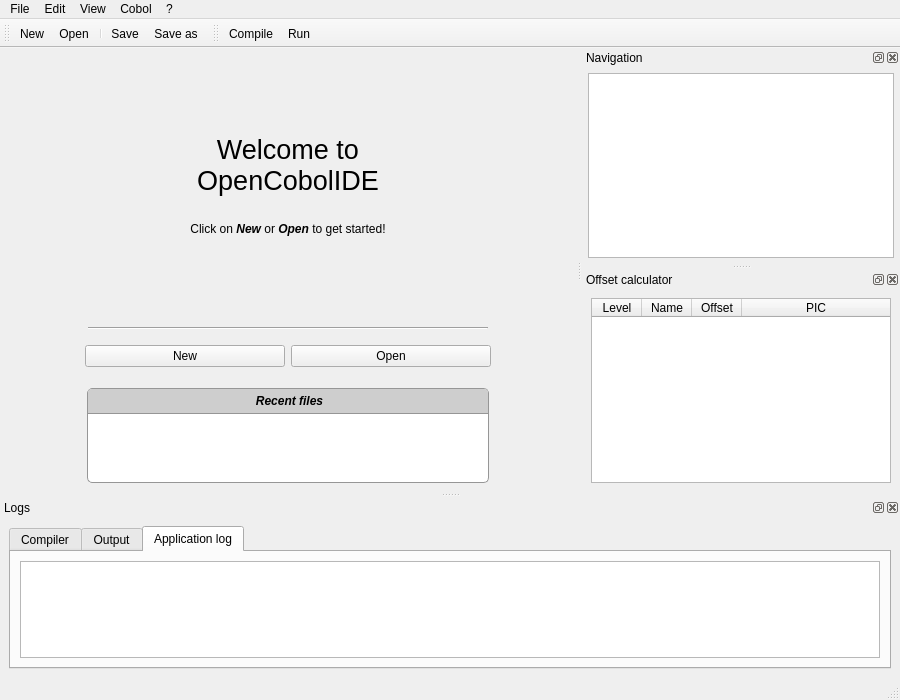
Old version of the form oci/frontend/ui/ide.ui in the repository OpenCobolIDE/OpenCobolIDE.
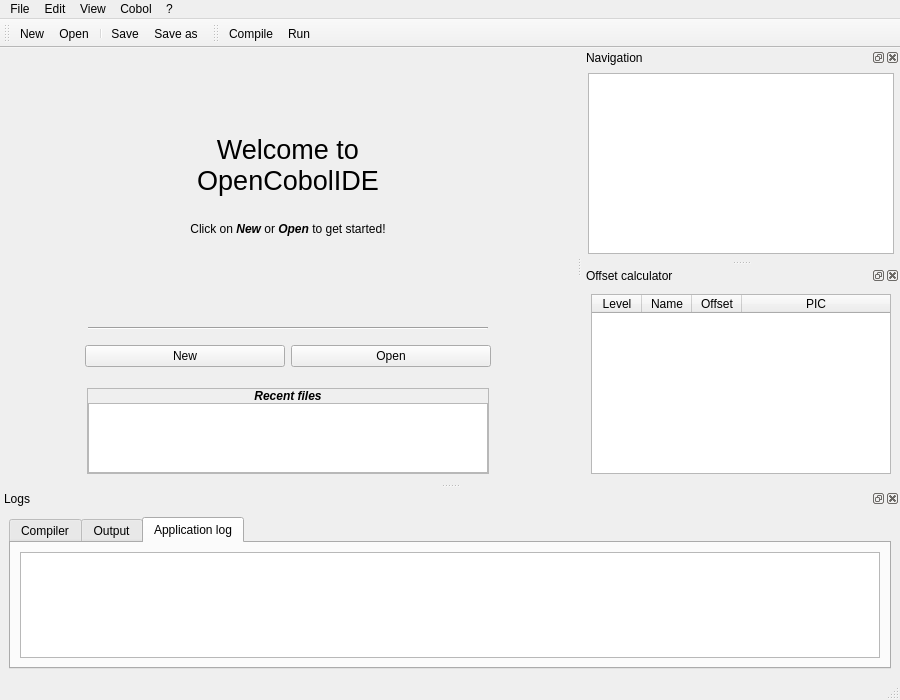
New version of the form. Icons and pictures are not drawn. Custom widgets are drawn as their Qt base class.

```diff
--- a/oci/frontend/ui/ide.ui
+++ b/oci/frontend/ui/ide.ui
@@ -284,11 +284,6 @@
               <verstretch>0</verstretch>
              </sizepolicy>
             </property>
-            <property name="styleSheet">
-             <string notr="true">border: 1px solid rgb(150, 150, 150);
-border-radius: 5px;
-background-color: rgb(255, 255, 255);</string>
-            </property>
             <property name="frameShape">
              <enum>QFrame::StyledPanel</enum>
             </property>
@@ -303,18 +298,7 @@
               <number>0</number>
              </property>
              <item>
-              <widget class="QLabel" name="label_4">
-               <property name="styleSheet">
-                <string notr="true">border: none;
-border-top-left-radius: 3px;
-border-top-right-radius: 3px;
-border-bottom-left-radius: 0px;
-border-bottom-right-radius: 0px;
-background-color: rgb(206, 206, 206);
-padding: 5px;
-border-bottom: 1px solid rgb(150, 150, 150);
-</string>
-               </property>
+              <widget class="QLabel" name="labelRecents">
                <property name="text">
                 <string>&lt;html&gt;&lt;head/&gt;&lt;body&gt;&lt;p align=&quot;center&quot;&gt;&lt;span style=&quot; font-weight:600; font-style:italic;&quot;&gt;Recent files&lt;/span&gt;&lt;/p&gt;&lt;/body&gt;&lt;/html&gt;</string>
                </property>
@@ -328,10 +312,6 @@
                  <height>0</height>
                 </size>
                </property>
-               <property name="styleSheet">
-                <string notr="true">border: none;
-background-color: transparent;</string>
-               </property>
               </widget>
              </item>
             </layout>
```
Left out of the diff: 2 changed lines with no effect on the pictures.
